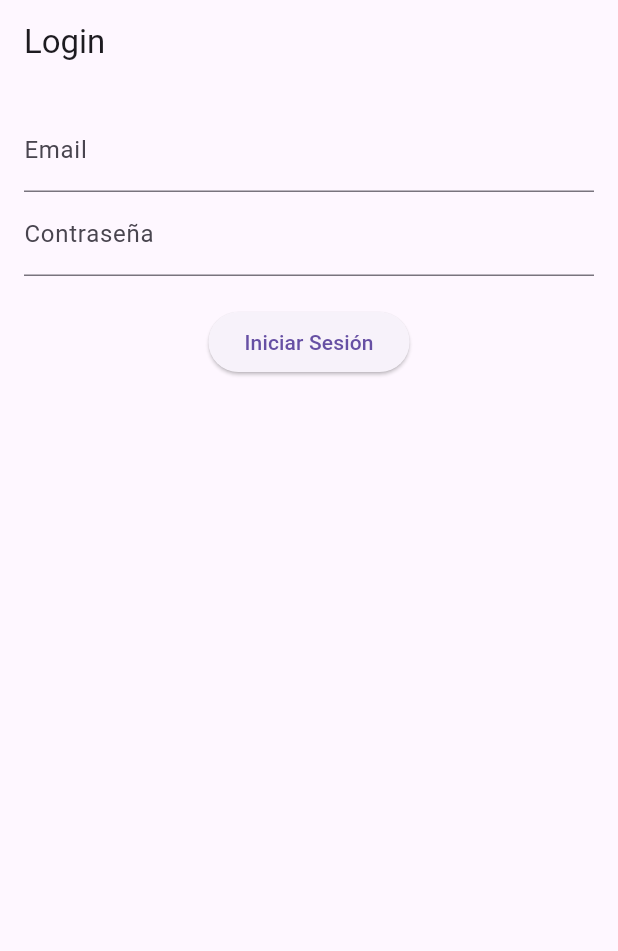
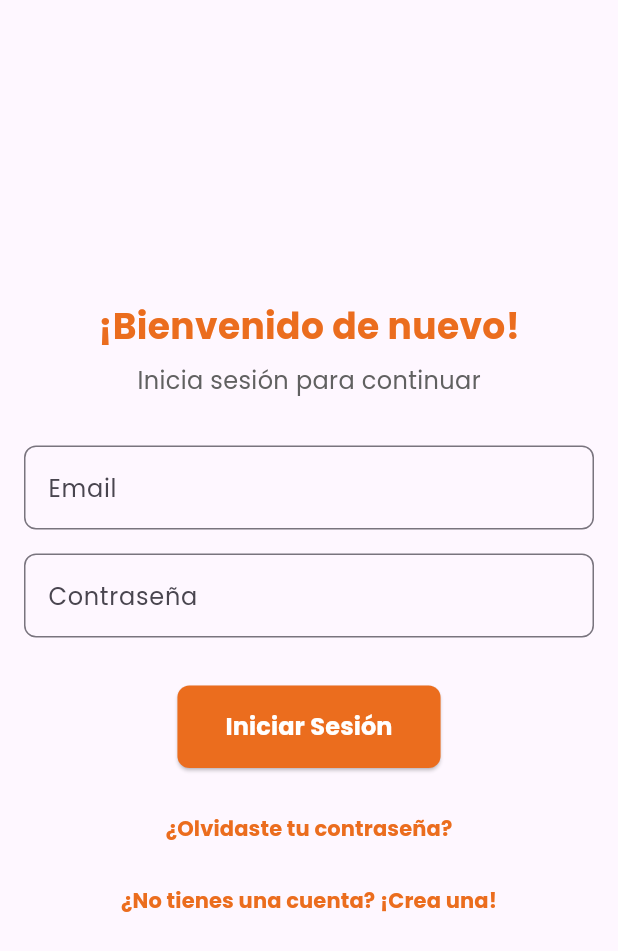
Before and after one commit to Darkyapper/regcon-tool-mobile, a Flutter app: the screen it shows after launch, on a phone screen of 412 x 824 dp. Shown: the top 951 px of the screen. Run offline on Flutter 3.47's test engine with Material 3 defaults, Android fonts, the phone set to English and light mode, and no system bars; our stand-ins replace dio, shared_preferences.

Commit message:
Adding the new design to the login screen and the poppins fonts

```diff
--- a/src/regcon_tool_app/lib/addEvents.dart
+++ b/src/regcon_tool_app/lib/addEvents.dart
@@ -4,7 +4,7 @@ import 'package:http/http.dart' as http;
 import 'shared_prefs.dart';
 
 class AddEventsScreen extends StatefulWidget {
-  const AddEventsScreen({Key? key}) : super(key: key);
+  const AddEventsScreen({super.key});
 
   @override
   _AddEventsScreenState createState() => _AddEventsScreenState();
--- a/src/regcon_tool_app/lib/home.dart
+++ b/src/regcon_tool_app/lib/home.dart
@@ -1,5 +1,4 @@
 import 'package:flutter/material.dart';
-import 'auth_service.dart';
 import 'shared_prefs.dart';
 import 'login.dart';
 import 'showEvents.dart';
--- a/src/regcon_tool_app/lib/login.dart
+++ b/src/regcon_tool_app/lib/login.dart
@@ -1,5 +1,4 @@
 import 'package:flutter/material.dart';
-import 'package:fluttertoast/fluttertoast.dart';
 import 'auth_service.dart';
 import 'home.dart';
 
@@ -60,30 +59,79 @@ class _LoginScreenState extends State<LoginScreen> {
   @override
   Widget build(BuildContext context) {
     return Scaffold(
-      appBar: AppBar(
-        title: Text('Login'),
-      ),
       body: Padding(
         padding: const EdgeInsets.all(16.0),
+        child: Center(
+          child: SingleChildScrollView(
             child: Form(
               key: _formKey,
               child: Column(
+                mainAxisAlignment: MainAxisAlignment.center,
+                crossAxisAlignment: CrossAxisAlignment.center,
                 children: [
+                  Text(
+                    '¡Bienvenido de nuevo!',
+                    style: TextStyle(
+                      fontFamily: 'Poppins', // Usar la fuente Poppins
+                      fontSize: 24,
+                      fontWeight: FontWeight.bold, // Poppins-Bold
+                      color: Color(0xFFEB6D1E),
+                    ),
+                  ),
+                  SizedBox(height: 8),
+                  Text(
+                    'Inicia sesión para continuar',
+                    style: TextStyle(
+                      fontFamily: 'Poppins', // Usar la fuente Poppins
+                      fontSize: 16,
+                      fontWeight: FontWeight.normal, // Poppins-Regular
+                      color: Colors.grey[700],
+                    ),
+                  ),
+                  SizedBox(height: 32), // Espacio antes del formulario
                   TextFormField(
                     controller: _emailController,
-                decoration: InputDecoration(labelText: 'Email'),
+                    decoration: InputDecoration(
+                      labelText: 'Email',
+                      labelStyle: TextStyle(
+                        fontFamily: 'Poppins', // Usar la fuente Poppins
+                        fontWeight: FontWeight.normal, // Poppins-Regular
+                      ),
+                      border: OutlineInputBorder(
+                        borderRadius: BorderRadius.circular(8),
+                      ),
+                      focusedBorder: OutlineInputBorder(
+                        borderSide: BorderSide(color: Color(0xFFEB6D1E)),
+                        borderRadius: BorderRadius.circular(8),
+                      ),
+                    ),
                     validator: (value) {
                       if (value == null || value.isEmpty) {
                         return 'Por favor ingresa tu email';
-                  } else if (!RegExp(r'^[^@]+@[^@]+\.[^@]+').hasMatch(value)) {
+                      } else if (!RegExp(r'^[^@]+@[^@]+\.[^@]+')
+                          .hasMatch(value)) {
                         return 'Por favor ingresa un email válido';
                       }
                       return null;
                     },
                   ),
+                  SizedBox(height: 16),
                   TextFormField(
                     controller: _passwordController,
-                decoration: InputDecoration(labelText: 'Contraseña'),
+                    decoration: InputDecoration(
+                      labelText: 'Contraseña',
+                      labelStyle: TextStyle(
+                        fontFamily: 'Poppins', // Usar la fuente Poppins
+                        fontWeight: FontWeight.normal, // Poppins-Regular
+                      ),
+                      border: OutlineInputBorder(
+                        borderRadius: BorderRadius.circular(8),
+                      ),
+                      focusedBorder: OutlineInputBorder(
+                        borderSide: BorderSide(color: Color(0xFFEB6D1E)),
+                        borderRadius: BorderRadius.circular(8),
+                      ),
+                    ),
                     obscureText: true,
                     validator: (value) {
                       if (value == null || value.isEmpty) {
@@ -92,14 +140,62 @@ class _LoginScreenState extends State<LoginScreen> {
                       return null;
                     },
                   ),
-              SizedBox(height: 20),
+                  SizedBox(height: 32), // Espacio antes del botón
                   _isLoading
-                  ? CircularProgressIndicator()
+                      ? CircularProgressIndicator(
+                          valueColor:
+                              AlwaysStoppedAnimation<Color>(Color(0xFFEB6D1E)),
+                        )
                       : ElevatedButton(
                           onPressed: _login,
-                      child: Text('Iniciar Sesión'),
+                          style: ElevatedButton.styleFrom(
+                            backgroundColor: Color(0xFFEB6D1E),
+                            padding: EdgeInsets.symmetric(
+                                vertical: 16, horizontal: 32),
+                            shape: RoundedRectangleBorder(
+                              borderRadius: BorderRadius.circular(8),
+                            ),
+                          ),
+                          child: Text(
+                            'Iniciar Sesión',
+                            style: TextStyle(
+                              fontFamily: 'Poppins', // Usar la fuente Poppins
+                              fontSize: 16,
+                              fontWeight: FontWeight.bold, // Poppins-Bold
+                              color: Colors.white,
+                            ),
+                          ),
+                        ),
+                  SizedBox(height: 16),
+                  TextButton(
+                    onPressed: () {
+                      // Aquí puedes añadir la lógica para recuperar la contraseña
+                    },
+                    child: Text(
+                      '¿Olvidaste tu contraseña?',
+                      style: TextStyle(
+                        fontFamily: 'Poppins', // Usar la fuente Poppins
+                        color: Color(0xFFEB6D1E),
+                        fontWeight: FontWeight.bold, // Poppins-Bold
+                      ),
+                    ),
+                  ),
+                  TextButton(
+                    onPressed: () {
+                      // Aquí puedes añadir la lógica para crear una cuenta
+                    },
+                    child: Text(
+                      '¿No tienes una cuenta? ¡Crea una!',
+                      style: TextStyle(
+                        fontFamily: 'Poppins', // Usar la fuente Poppins
+                        color: Color(0xFFEB6D1E),
+                        fontWeight: FontWeight.bold, // Poppins-Bold
+                      ),
+                    ),
                   ),
                 ],
+              ),
+            ),
           ),
         ),
       ),
--- a/src/regcon_tool_app/lib/showEvents.dart
+++ b/src/regcon_tool_app/lib/showEvents.dart
@@ -2,7 +2,7 @@ import 'package:flutter/material.dart';
 import 'package:dio/dio.dart';
 
 class ShowEventsScreen extends StatefulWidget {
-  const ShowEventsScreen({Key? key}) : super(key: key);
+  const ShowEventsScreen({super.key});
 
   @override
   _ShowEventsScreenState createState() => _ShowEventsScreenState();
```
Also changed, not shown: src/regcon_tool_app/pubspec.yaml (+9 -5 lines), src/regcon_tool_app/assets/fonts/Poppins-Bold.ttf (added), src/regcon_tool_app/assets/fonts/Poppins-ExtraBold.ttf (added), src/regcon_tool_app/assets/fonts/Poppins-Light.ttf (added), src/regcon_tool_app/assets/fonts/Poppins-Regular.ttf (added), src/regcon_tool_app/assets/fonts/Poppins-SemiBold.ttf (added), src/regcon_tool_app/assets/fonts/Poppins-Thin.ttf (added). Lines whose indentation alone changed are shown as unchanged.
